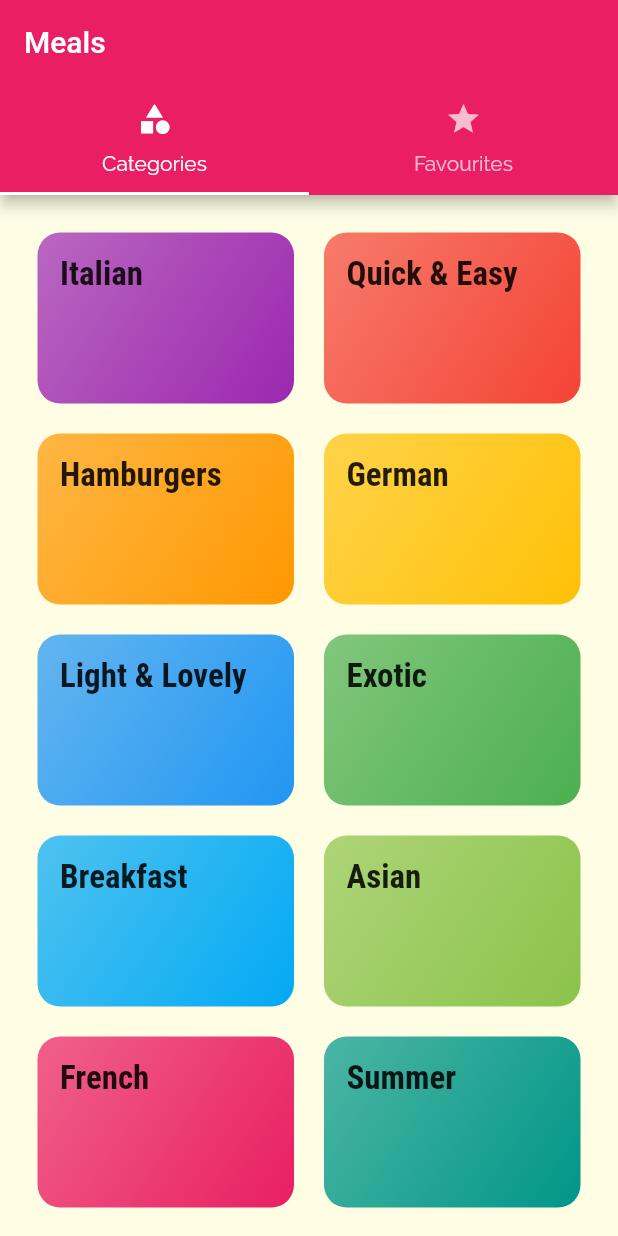
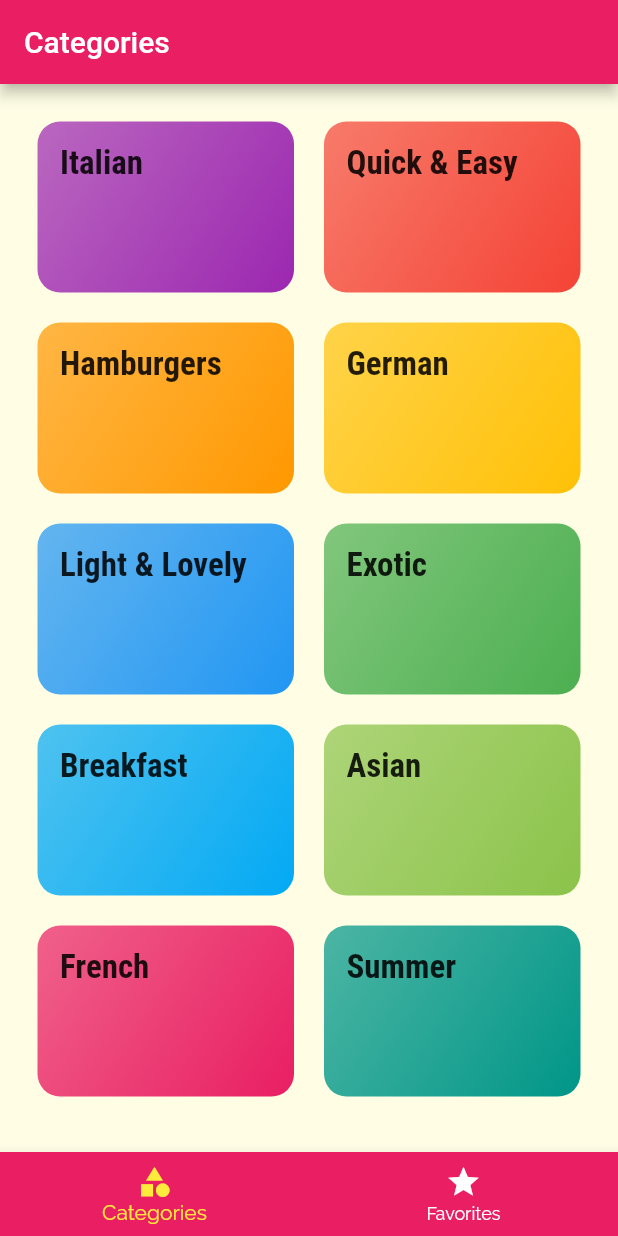
Before and after one commit to OwethuSotomela/meals_app, a Flutter app: the screen it shows after launch, on a phone screen of 412 x 824 dp. Run offline on Flutter 3.47's test engine with Material 2 defaults, Android fonts, the phone set to English and light mode, and no system bars.

Commit message:
Adding a botttom tabBar

```diff
--- a/lib/screens/tabs_screen.dart
+++ b/lib/screens/tabs_screen.dart
@@ -8,35 +8,43 @@ class TabsScreen extends StatefulWidget {
 }
 
 class _TabsScreenState extends State<TabsScreen> {
+  final List<Map<String, Object>> _pages = [
+    {'page': CategoriesScreen(), 'title': 'Categories'},
+    {'page': FavoutesScreen(), 'title': 'Your Favourites'}
+  ];
+  int _selectedPageIndex = 0;
+  void _selectPage(int index) {
+    setState(() {
+      _selectedPageIndex = index;
+    });
+  }
+
   @override
   Widget build(BuildContext context) {
-    return DefaultTabController(
-      // initialIndex: 0,
-      length: 2,
-      child: Scaffold(
-        appBar: AppBar(
-          title: Text('Meals'),
-          bottom: TabBar(
-            tabs: [
-              Tab(
-                icon: Icon(
-                  Icons.category,
-                ),
-                text: 'Categories',
-              ),
-              Tab(
-                icon: Icon(Icons.star),
-                text: 'Favourites',
-              ),
-            ],
+    return Scaffold(
+      appBar: AppBar(
+        title: Text(_pages[_selectedPageIndex]['title']),
+      ),
+      body: _pages[_selectedPageIndex]['page'],
+      bottomNavigationBar: BottomNavigationBar(
+        onTap: _selectPage,
+        backgroundColor: Theme.of(context).primaryColor,
+        unselectedItemColor: Colors.white,
+        selectedItemColor: Colors.yellow,
+        currentIndex: _selectedPageIndex,
+        // type: BottomNavigationBarType.shifting,
+        items: [
+          BottomNavigationBarItem(
+            backgroundColor: Theme.of(context).primaryColor,
+            icon: Icon(Icons.category),
+            title: Text('Categories'),
           ),
-        ),
-        body: TabBarView(
-          children: [
-            CategoriesScreen(),
-            FavoutesScreen(),
-          ],
-        ),
+          BottomNavigationBarItem(
+            backgroundColor: Theme.of(context).primaryColor,
+            icon: Icon(Icons.star),
+            title: Text('Favorites'),
+          ),
+        ],
       ),
     );
   }
```
